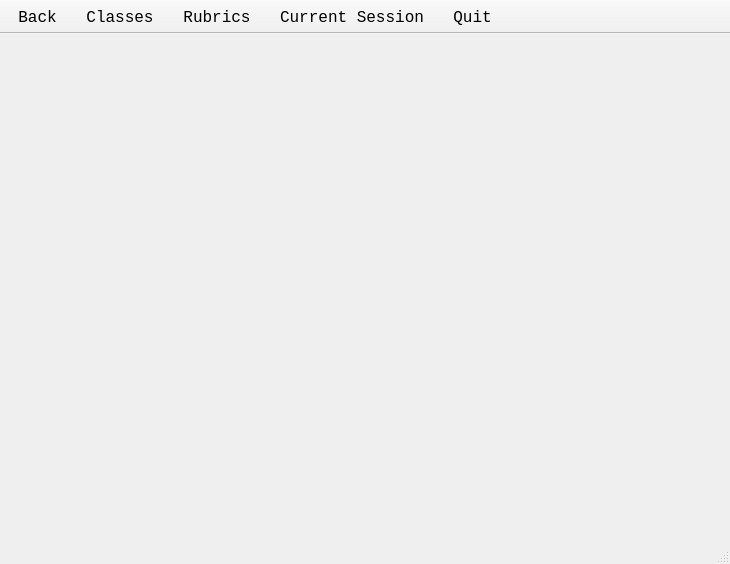
The window that GAUI/basescreen.ui (ezfe/grading-assistant-cs205) describes before a commit, drawn with Qt 5.
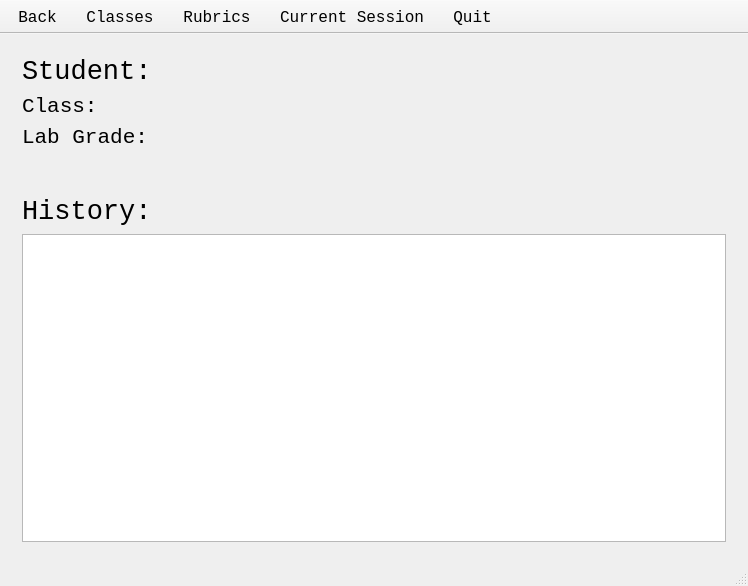
The same window after the commit. The open tabs and pages were chosen to show the change.

Commit message: Preliminary work on student profile

The edit to the form file:
```diff
--- a/GAUI/basescreen.ui
+++ b/GAUI/basescreen.ui
@@ -6,8 +6,8 @@
    <rect>
     <x>0</x>
     <y>0</y>
-    <width>730</width>
-    <height>564</height>
+    <width>748</width>
+    <height>586</height>
    </rect>
   </property>
   <property name="windowTitle">
@@ -407,7 +407,124 @@
         </item>
        </layout>
       </widget>
-      <widget class="QWidget" name="profilePage"/>
+      <widget class="QWidget" name="profilePage">
+       <layout class="QGridLayout" name="gridLayout_8">
+        <item row="0" column="0">
+         <layout class="QFormLayout" name="formLayout_2">
+          <item row="0" column="0">
+           <widget class="QLabel" name="label_16">
+            <property name="font">
+             <font>
+              <family>Monospace</family>
+              <pointsize>20</pointsize>
+             </font>
+            </property>
+            <property name="text">
+             <string>Student: </string>
+            </property>
+           </widget>
+          </item>
+          <item row="1" column="0">
+           <widget class="QLabel" name="label_17">
+            <property name="font">
+             <font>
+              <family>Monospace</family>
+              <pointsize>16</pointsize>
+             </font>
+            </property>
+            <property name="text">
+             <string>Class: </string>
+            </property>
+           </widget>
+          </item>
+          <item row="2" column="0">
+           <widget class="QLabel" name="label_18">
+            <property name="font">
+             <font>
+              <family>Monospace</family>
+              <pointsize>16</pointsize>
+             </font>
+            </property>
+            <property name="text">
+             <string>Lab Grade: </string>
+            </property>
+           </widget>
+          </item>
+          <item row="0" column="1">
+           <widget class="QLabel" name="studentNameLabel">
+            <property name="font">
+             <font>
+              <family>Monospace</family>
+              <pointsize>20</pointsize>
+             </font>
+            </property>
+            <property name="text">
+             <string> </string>
+            </property>
+           </widget>
+          </item>
+          <item row="1" column="1">
+           <widget class="QLabel" name="studentClassLabel">
+            <property name="font">
+             <font>
+              <family>Monospace</family>
+              <pointsize>16</pointsize>
+             </font>
+            </property>
+            <property name="text">
+             <string> </string>
+            </property>
+           </widget>
+          </item>
+          <item row="2" column="1">
+           <widget class="QLabel" name="labGradeLabel">
+            <property name="font">
+             <font>
+              <family>Monospace</family>
+              <pointsize>16</pointsize>
+             </font>
+            </property>
+            <property name="text">
+             <string> </string>
+            </property>
+           </widget>
+          </item>
+         </layout>
+        </item>
+        <item row="2" column="0">
+         <widget class="QLabel" name="label_19">
+          <property name="font">
+           <font>
+            <family>Monospace</family>
+            <pointsize>20</pointsize>
+           </font>
+          </property>
+          <property name="text">
+           <string>History:</string>
+          </property>
+         </widget>
+        </item>
+        <item row="3" column="0">
+         <widget class="QListView" name="pastAssignmentsView"/>
+        </item>
+        <item row="1" column="0">
+         <spacer name="verticalSpacer_8">
+          <property name="orientation">
+           <enum>Qt::Vertical</enum>
+          </property>
+          <property name="sizeType">
+           <enum>QSizePolicy::Preferred</enum>
+          </property>
+          <property name="sizeHint" stdset="0">
+           <size>
+            <width>20</width>
+            <height>40</height>
+           </size>
+          </property>
+         </spacer>
+        </item>
+       </layout>
+      </widget>
       <widget class="QWidget" name="rubricPage">
        <layout class="QGridLayout" name="gridLayout_7">
         <item row="0" column="0">
```
Left out of the diff: 2 changed lines with no effect on the pictures. The commit also changes 4 other files.
